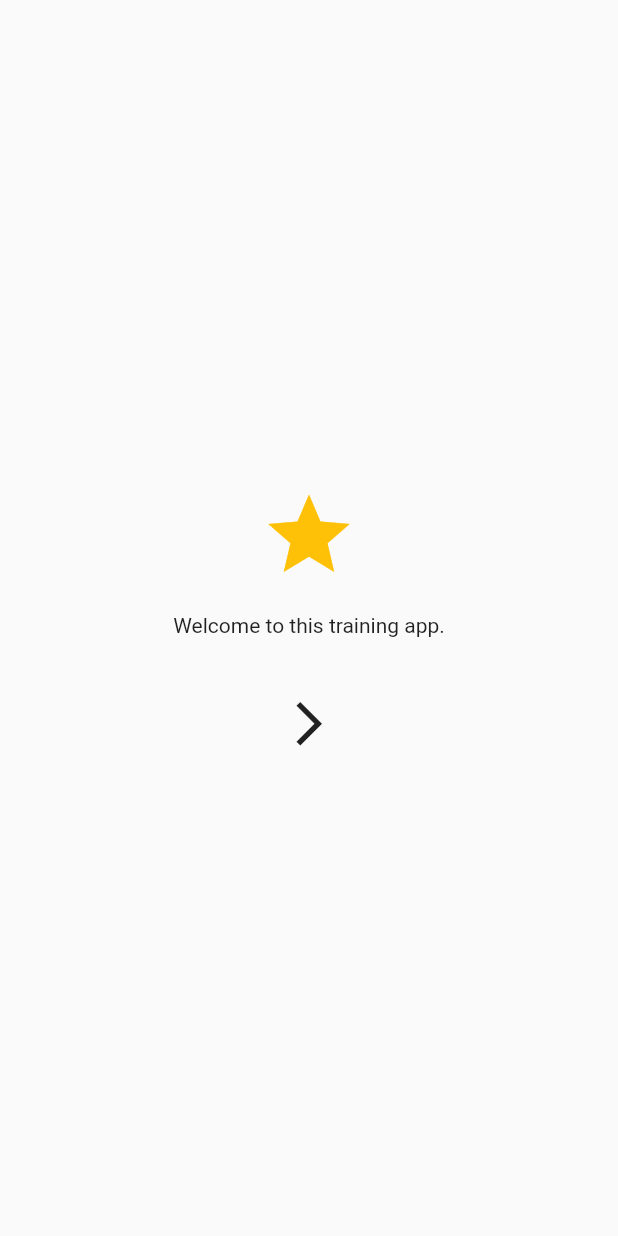
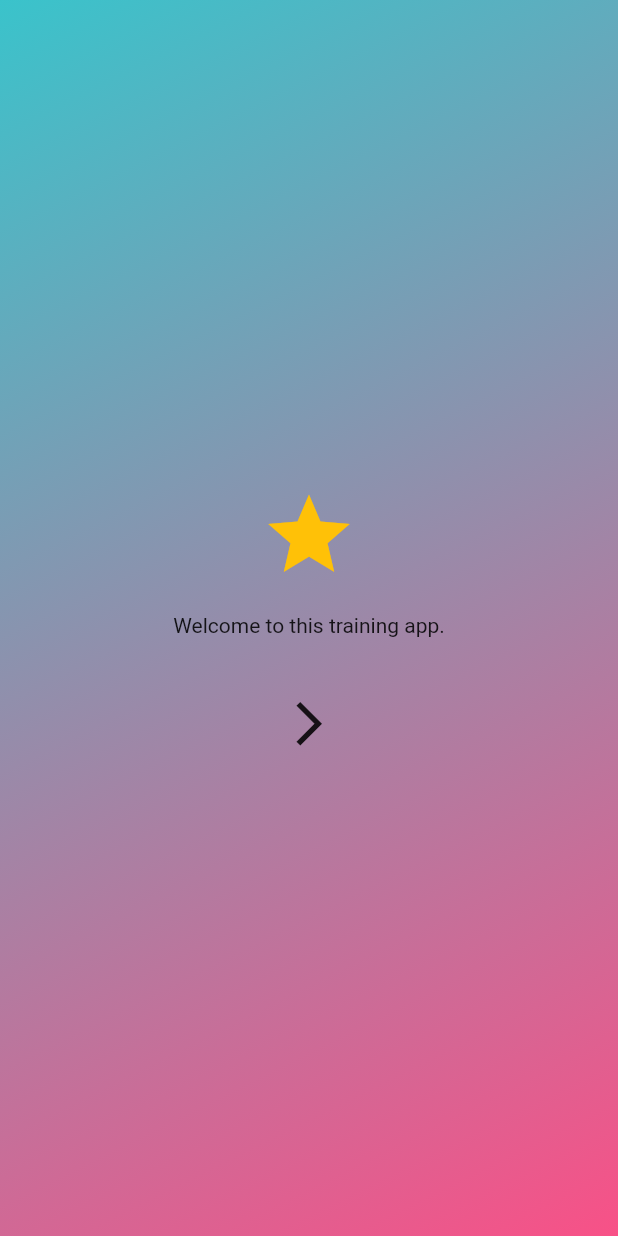
Before and after one commit to MercurialG/flutter_firebase, a Flutter app: the screen it shows after launch, on a phone screen of 412 x 824 dp. Run offline on Flutter 3.47's test engine with Material 2 defaults, Android fonts, the light colour scheme and no system bars; our stand-ins replace cloud_firestore, firebase_core, get; accounts and stored records are empty; project files that could hold a hidden picture were left out.

Commit message:
Added 2 color themes

```diff
--- /dev/null
+++ b/lib/configs/themes/app_dark_theme.dart
@@ -0,0 +1,4 @@
+import 'package:flutter/cupertino.dart';
+
+const Color primaryColorLight1 = Color(0xff3ac3cb);
+const Color primaryColorLight2 = Color(0xFFf85187);
--- /dev/null
+++ b/lib/configs/themes/app_light_theme.dart
@@ -0,0 +1,4 @@
+import 'package:flutter/cupertino.dart';
+
+const Color primaryColorDark1 = Color(0xff2e3c62);
+const Color primaryColorDark2 = Color(0xFF99ace1);
--- a/lib/routes/app_routes.dart
+++ b/lib/routes/app_routes.dart
@@ -5,7 +5,7 @@ import '../screens/introduction/introduction.dart';
 
 class AppRoutes {
   static List<GetPage> routes() => [
-        GetPage(name: "/", page: () => SplashScreen()),
-        GetPage(name: "/introduction", page: () => AppIntroductionScreen())
+        GetPage(name: "/", page: () => const SplashScreen()),
+        GetPage(name: "/introduction", page: () => const AppIntroductionScreen())
       ];
 }
--- a/lib/screens/introduction/introduction.dart
+++ b/lib/screens/introduction/introduction.dart
@@ -1,3 +1,4 @@
+import 'package:firebase_crud/configs/themes/app_colors.dart';
 import 'package:firebase_crud/widgets/app_circle_button.dart';
 import 'package:flutter/material.dart';
 import 'package:get/get.dart';
@@ -11,6 +12,7 @@ class AppIntroductionScreen extends StatelessWidget {
   Widget build(BuildContext context) {
     return Scaffold(
         body: Container(
+          decoration: BoxDecoration(gradient: mainGradient(context)),
             alignment: Alignment.center,
             child: Padding(
               padding: EdgeInsets.symmetric(horizontal: Get.width*0.2),
--- a/lib/screens/splash/splash_screen.dart
+++ b/lib/screens/splash/splash_screen.dart
@@ -1,3 +1,4 @@
+import 'package:firebase_crud/configs/themes/app_colors.dart';
 import 'package:flutter/material.dart';
 
 class SplashScreen extends StatelessWidget {
@@ -8,7 +9,7 @@ class SplashScreen extends StatelessWidget {
     return Scaffold(
       body: Container(
         alignment: Alignment.center,
-
+        decoration: BoxDecoration(gradient: mainGradient(context)),
         child:  Image.asset("assets/images/app_splash_logo.png",
           width: 200,
           height: 200,
--- a/lib/widgets/app_circle_button.dart
+++ b/lib/widgets/app_circle_button.dart
@@ -12,7 +12,9 @@ class AppCircleButton extends StatelessWidget {
   @override
   Widget build(BuildContext context) {
     return Material(
-      shape:  CircleBorder(),
+      clipBehavior: Clip.hardEdge,
+      type: MaterialType.transparency,
+      shape:  const CircleBorder(),
       child: InkWell(
         child: child
       ),
--- a/pubspec.yaml
+++ b/pubspec.yaml
@@ -39,6 +39,7 @@ dependencies:
   firebase_core: ^1.22.0
   cloud_firestore: ^3.4.8
   get: ^4.6.5
+  google_fonts: ^3.0.1
 
 dev_dependencies:
   flutter_test:
```
Also changed, not shown: lib/configs/themes/app_colors.dart (added, +16 -0 lines), lib/configs/themes/ui_parameters.dart (added, +8 -0 lines), lib/configs/themes/sub_theme_data_mixin.dart (added), pubspec.lock.
